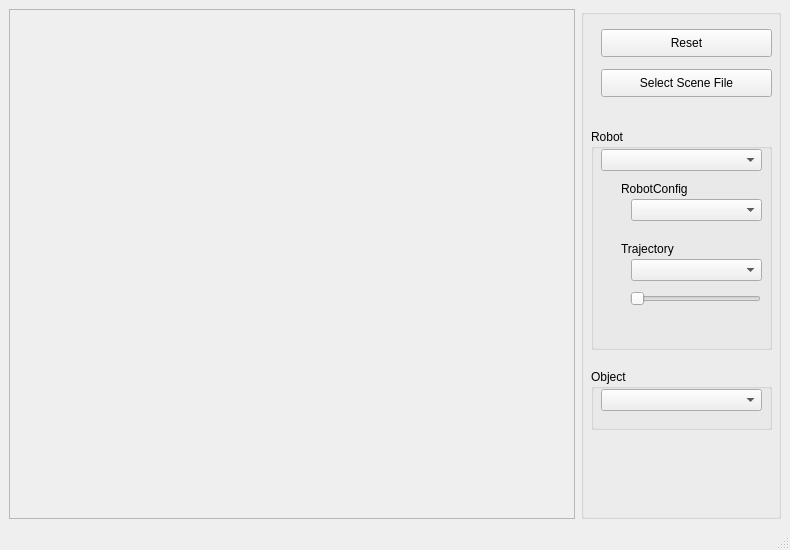
Before: the Qt Designer form VirtualRobot/examples/SceneViewer/SceneViewer.ui in softbankrobotics-research/Simox, drawn with Qt 5.
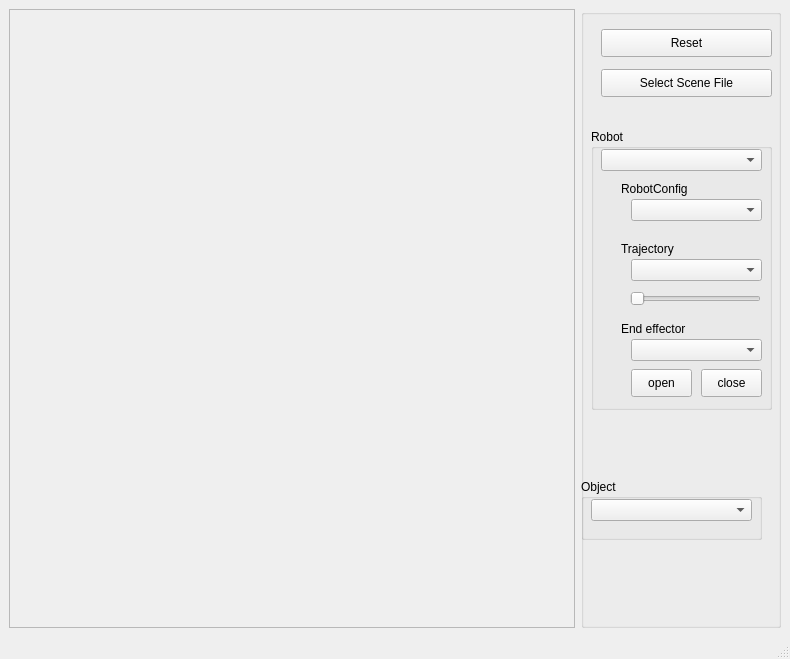
After: the same form once the commit is applied.

Commit message: Improved ApproachGenerators. Now the distance between GCP and object can be randomly sampled. New models. Some convenient access methods. Some docs. Improved version of SceneViewer. EEFs can be closed and opened.

What changed in the file:
```diff
--- a/VirtualRobot/examples/SceneViewer/SceneViewer.ui
+++ b/VirtualRobot/examples/SceneViewer/SceneViewer.ui
@@ -7,7 +7,7 @@
     <x>0</x>
     <y>0</y>
     <width>790</width>
-    <height>550</height>
+    <height>659</height>
    </rect>
   </property>
   <property name="windowTitle">
@@ -68,7 +68,7 @@
          <x>10</x>
          <y>120</y>
          <width>181</width>
-         <height>221</height>
+         <height>281</height>
         </rect>
        </property>
        <property name="title">
@@ -146,12 +146,61 @@
          <enum>Qt::Horizontal</enum>
         </property>
        </widget>
+       <widget class="QLabel" name="label_4">
+        <property name="geometry">
+         <rect>
+          <x>30</x>
+          <y>190</y>
+          <width>91</width>
+          <height>20</height>
+         </rect>
+        </property>
+        <property name="text">
+         <string>End effector</string>
+        </property>
+       </widget>
+       <widget class="QComboBox" name="comboBoxEEF">
+        <property name="geometry">
+         <rect>
+          <x>40</x>
+          <y>210</y>
+          <width>131</width>
+          <height>22</height>
+         </rect>
+        </property>
+       </widget>
+       <widget class="QPushButton" name="pushButtonEEFOpen">
+        <property name="geometry">
+         <rect>
+          <x>40</x>
+          <y>240</y>
+          <width>61</width>
+          <height>28</height>
+         </rect>
+        </property>
+        <property name="text">
+         <string>open</string>
+        </property>
+       </widget>
+       <widget class="QPushButton" name="pushButtonEEFClose">
+        <property name="geometry">
+         <rect>
+          <x>110</x>
+          <y>240</y>
+          <width>61</width>
+          <height>28</height>
+         </rect>
+        </property>
+        <property name="text">
+         <string>close</string>
+        </property>
+       </widget>
       </widget>
       <widget class="QGroupBox" name="groupBox_3">
        <property name="geometry">
         <rect>
-         <x>10</x>
-         <y>360</y>
+         <x>0</x>
+         <y>470</y>
          <width>181</width>
          <height>61</height>
         </rect>
```
The commit also changes 17 other files.
